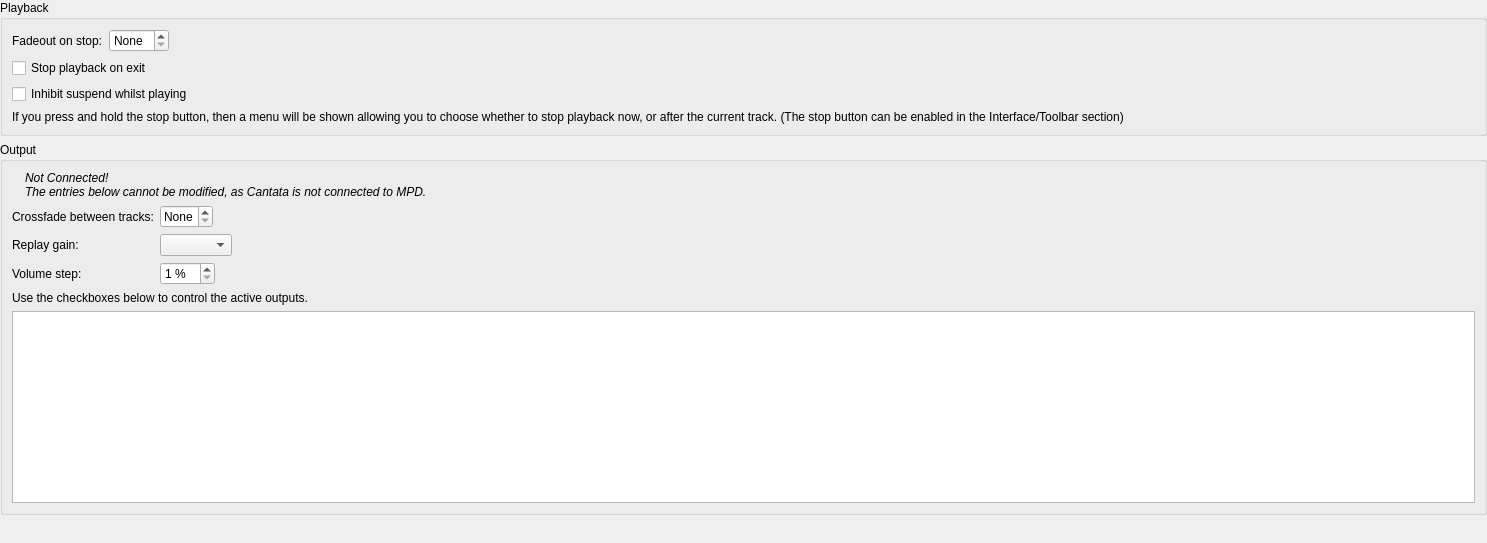
First picture: the form in gui/playbacksettings.ui, repository CDrummond/cantata, before the edit.
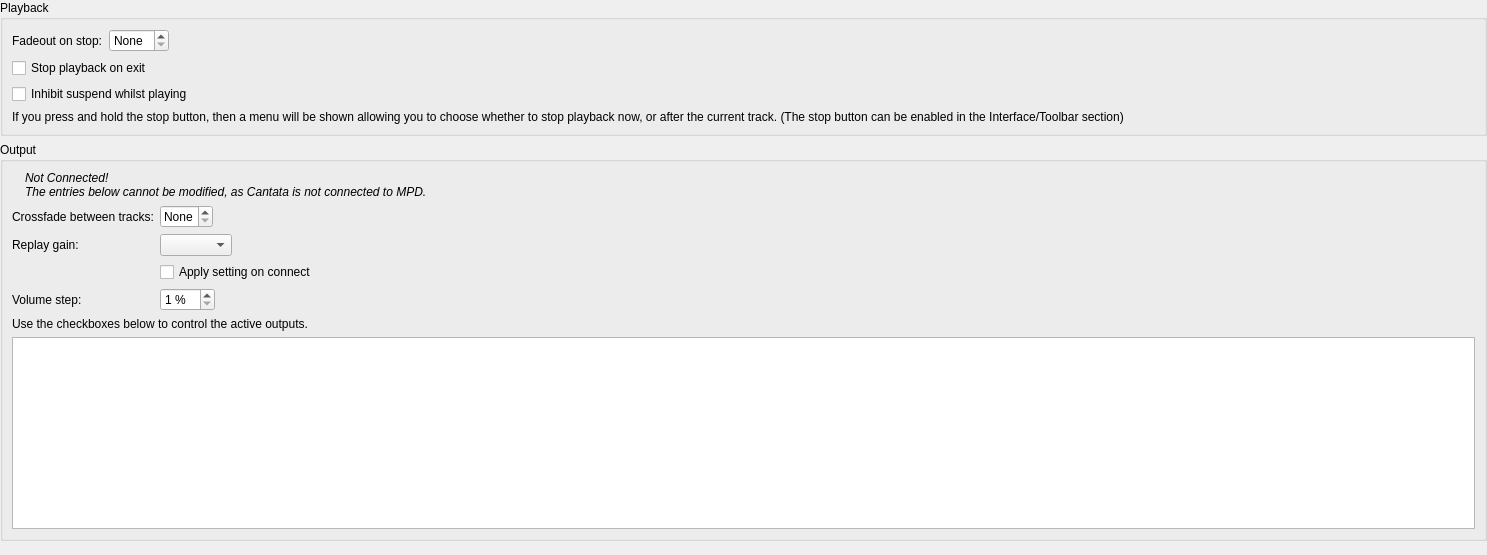
Second picture: the form after the edit. Custom widgets are drawn as their Qt base class.

Commit message:
Add a checkbox controlling whether Cantata should apply its replaygain setting each time it connects to MPD.
Issue #1531

The edit to the form file:
```diff
--- a/gui/playbacksettings.ui
+++ b/gui/playbacksettings.ui
@@ -181,7 +181,17 @@
           </item>
          </layout>
         </item>
-        <item row="2" column="0">
+        <item row="2" column="1">
+         <widget class="QCheckBox" name="applyReplayGain">
+          <property name="text">
+           <string>Apply setting on connect</string>
+          </property>
+          <property name="toolTip">
+           <string>&lt;p&gt;MPD resets (to the value in its config file) the replaygain mode setting each time it is restarted. Cantata can work-around this by setting MPD to use the value defined here each time Cantata connects to MPD.&lt;/p&gt;</string>
+          </property>
+         </widget>
+        </item>
+        <item row="3" column="0">
          <widget class="BuddyLabel" name="volumeStepLabel">
           <property name="text">
            <string>Volume step:</string>
@@ -194,7 +204,7 @@
           </property>
          </widget>
         </item>
-        <item row="2" column="1">
+        <item row="3" column="1">
          <widget class="QSpinBox" name="volumeStep">
           <property name="suffix">
            <string> %</string>
@@ -207,7 +217,7 @@
           </property>
          </widget>
         </item>
-        <item row="3" column="0" colspan="2">
+        <item row="4" column="0" colspan="2">
          <widget class="QLabel" name="outputsViewLabel">
           <property name="text">
            <string>Use the checkboxes below to control the active outputs.</string>
@@ -217,7 +227,7 @@
           </property>
          </widget>
         </item>
-        <item row="4" column="0" colspan="2">
+        <item row="5" column="0" colspan="2">
          <widget class="QListWidget" name="outputsView"/>
         </item>
        </layout>
```
The commit also changes 5 other files.
